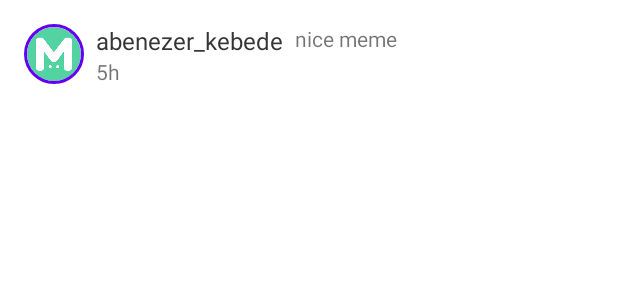
After one commit to abeni5049/Memegram, an Android app: the layout comments_item.xml on its own in the app's theme, with its tools: preview values and no code run, on a phone screen of 412 x 824 dp. The commit adds this screen. Shown: the top 300 px of the screen. Run offline under Robolectric (Android 15) with nearby library versions, the phone set to English and light mode, and no system bars.

Commit message:
added comment functionality

```diff
--- a/app/src/main/java/com/example/memegram/EditTemplateActivity.java
+++ b/app/src/main/java/com/example/memegram/EditTemplateActivity.java
@@ -174,6 +174,7 @@ public class EditTemplateActivity extends AppCompatActivity {
                             myRef.child("username").setValue(LoginActivity.username1);
                             myRef.child("imageURL").setValue(imageURL);
                             myRef.child("like").child(LoginActivity.username1).setValue(false);
+                            myRef.child("comment");
                             myRef.child("location").setValue(location).addOnCompleteListener(task -> {
                                 Toast.makeText(EditTemplateActivity.this, "yay", Toast.LENGTH_SHORT).show();
                             });
--- /dev/null
+++ b/app/src/main/res/layout/comments_item.xml
@@ -0,0 +1,49 @@
+<?xml version="1.0" encoding="utf-8"?>
+<RelativeLayout xmlns:android="http://schemas.android.com/apk/res/android"
+    android:layout_width="match_parent"
+    android:layout_height="wrap_content"
+    android:padding="16dp"
+    xmlns:app="http://schemas.android.com/apk/res-auto">
+
+    <de.hdodenhof.circleimageview.CircleImageView
+        android:id="@+id/comments_profile_image"
+        android:layout_width="40dp"
+        android:layout_height="40dp"
+        android:src="@drawable/memegram_logo"
+        app:civ_border_color="@color/purple_500"
+        app:civ_border_width="2dp"
+        app:layout_constraintBottom_toBottomOf="parent"
+        app:layout_constraintStart_toStartOf="parent"
+        app:layout_constraintTop_toTopOf="parent" />
+
+    <TextView
+        android:id="@+id/comments_username_text"
+        android:text="abenezer_kebede"
+        android:textColor="@color/dark"
+        android:textSize="16sp"
+        android:layout_width="wrap_content"
+        android:layout_height="wrap_content"
+        android:layout_toEndOf="@id/comments_profile_image"
+        android:layout_marginLeft="8dp"
+        />
+
+    <TextView
+        android:id="@+id/comment_text"
+        android:text="nice meme"
+        android:layout_width="wrap_content"
+        android:layout_height="wrap_content"
+        android:layout_toEndOf="@id/comments_username_text"
+        android:layout_marginLeft="8dp"
+        />
+
+    <TextView
+        android:id="@+id/comment_time_text"
+        android:text="5h"
+        android:layout_width="wrap_content"
+        android:layout_height="wrap_content"
+        android:layout_toEndOf="@id/comments_profile_image"
+        android:layout_below="@id/comments_username_text"
+        android:layout_marginLeft="8dp"
+        />
+
+</RelativeLayout>
```
Also changed, not shown: app/src/main/java/com/example/memegram/ui/discover/DiscoverFragment.java (+1 -25 lines), app/src/main/java/com/example/memegram/ui/home/Comment.java (added, +29 -0 lines), app/src/main/java/com/example/memegram/ui/home/CommentActivity.java (added, +84 -0 lines), app/src/main/java/com/example/memegram/ui/home/CommentListAdapter.java (added, +63 -0 lines), app/src/main/java/com/example/memegram/ui/home/HomeFragment.java (+8 -4 lines), app/src/main/res/drawable/ic_menu_send.xml (added, +11 -0 lines), app/src/main/res/layout/activity_comment.xml (added, +63 -0 lines).
